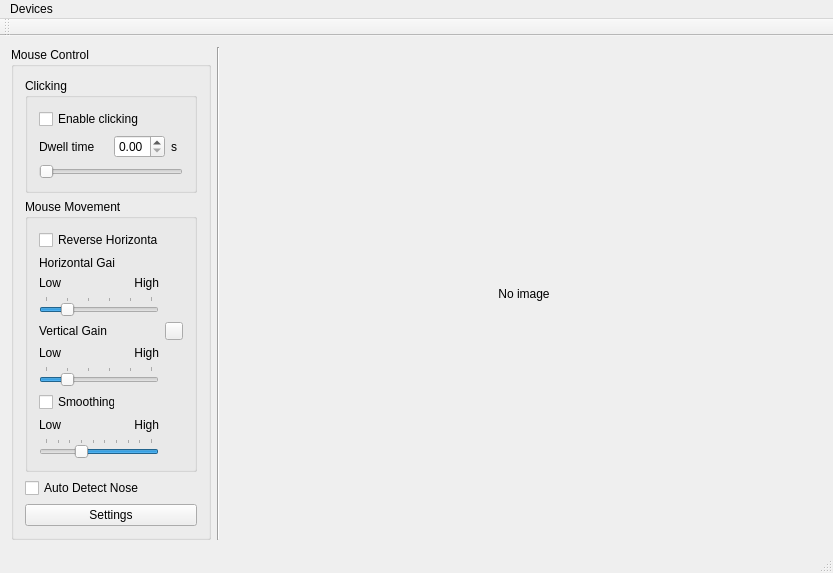
The window that mainWindow.ui (hanzh1/CameraMouseSuite) describes before a commit, drawn with Qt 5.
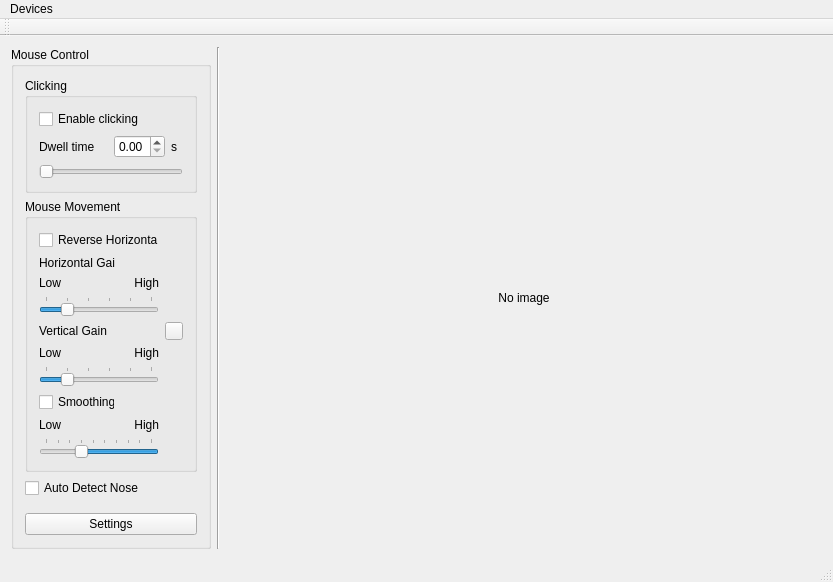
The same window after the commit. Icons and pictures are not drawn. Custom widgets are drawn as their Qt base class.

```diff
--- a/mainWindow.ui
+++ b/mainWindow.ui
@@ -7,7 +7,7 @@
     <x>0</x>
     <y>0</y>
     <width>833</width>
-    <height>552</height>
+    <height>582</height>
    </rect>
   </property>
   <property name="windowTitle">
@@ -299,13 +299,6 @@
          </property>
         </widget>
        </item>
-       <item>
-        <widget class="QPushButton" name="pushButton">
-         <property name="text">
-          <string>Settings</string>
-         </property>
-        </widget>
-       </item>
        <item>
         <spacer name="verticalSpacer">
          <property name="orientation">
@@ -319,6 +312,13 @@
          </property>
         </spacer>
        </item>
+       <item>
+        <widget class="QPushButton" name="pushButton">
+         <property name="text">
+          <string>Settings</string>
+         </property>
+        </widget>
+       </item>
       </layout>
      </widget>
     </item>
```
